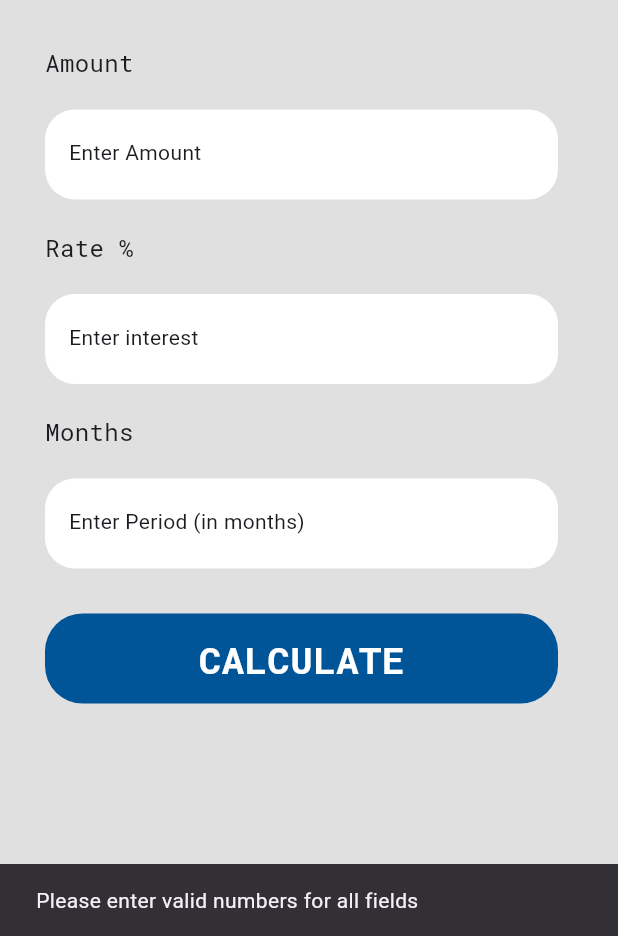
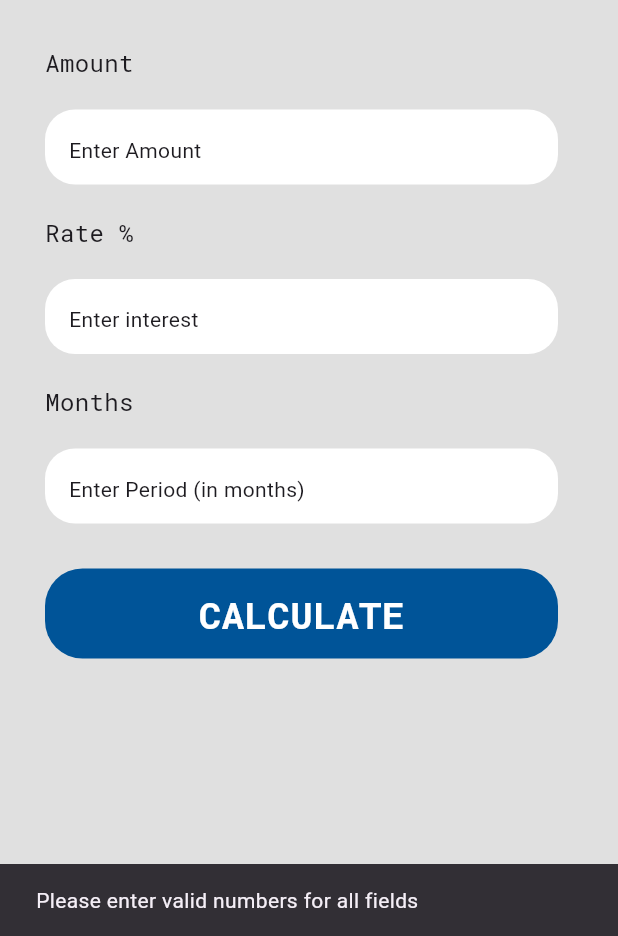
Before and after one commit to danielopara/flutter-projects, a Flutter app: the screen it shows after launch, after a tap on "CALCULATE", on a phone screen of 412 x 824 dp, the part 300-1236 px from its top. Run offline on Flutter 3.47's test engine with Material 3 defaults, Android fonts, the phone set to English and light mode, and no system bars; our stand-ins replace barcode_widget, csv, google_fonts, share_plus, sqflite; missing offline and left inert: mobile_scanner, pattern_formatter; accounts and stored records are empty.

Commit message:
fine tuning

```diff
--- a/fd_calculator/lib/main.dart
+++ b/fd_calculator/lib/main.dart
@@ -1,5 +1,8 @@
 import 'package:flutter/material.dart';
+import 'package:flutter/services.dart';
 import 'package:google_fonts/google_fonts.dart';
+import 'package:intl/intl.dart';
+import 'package:pattern_formatter/pattern_formatter.dart';
 
 void main() {
   runApp(MaterialApp(home: HomePage()));
@@ -16,6 +19,7 @@ class _HomePageState extends State<HomePage> {
   final TextEditingController _amount = TextEditingController();
   final TextEditingController _interestRate = TextEditingController();
   final TextEditingController _months = TextEditingController();
+  final _money = NumberFormat('#,##0.00');
   double? interest;
   double? total;
 
@@ -28,7 +32,7 @@ class _HomePageState extends State<HomePage> {
   }
 
   void calculate() {
-    final amount = double.tryParse(_amount.text);
+    final amount = double.tryParse(_amount.text.replaceAll(',', ''));
     final interestRate = double.tryParse(_interestRate.text);
     final period = int.tryParse(_months.text);
 
@@ -70,8 +74,6 @@ class _HomePageState extends State<HomePage> {
 
   Widget body() {
     return SingleChildScrollView(
-      child: Container(
-        color: Colors.grey[300],
       child: Column(
         children: [
           Container(
@@ -119,6 +121,7 @@ class _HomePageState extends State<HomePage> {
                 input(
                   title: 'Amount',
                   controller: _amount,
+                  formatters: [ThousandsFormatter(allowFraction: true)],
                   hint: 'Enter Amount',
                 ),
                 input(
@@ -162,11 +165,11 @@ class _HomePageState extends State<HomePage> {
                         crossAxisAlignment: CrossAxisAlignment.start,
                         children: [
                           Text(
-                              "Interest: NGN ${interest!.toStringAsFixed(2)}",
+                            "Interest: NGN ${_money.format(interest!)}",
                             style: GoogleFonts.robotoMono(fontSize: 20),
                           ),
                           Text(
-                              "Total: NGN ${total!.toStringAsFixed(2)}",
+                            "Total: NGN ${_money.format(total!)}",
                             style: GoogleFonts.robotoMono(fontSize: 20),
                           ),
                         ],
@@ -176,7 +179,6 @@ class _HomePageState extends State<HomePage> {
           ),
         ],
       ),
-      ),
     );
   }
 
@@ -184,6 +186,7 @@ class _HomePageState extends State<HomePage> {
     required String title,
     required TextEditingController controller,
     required String hint,
+    List<TextInputFormatter>? formatters,
   }) {
     return Column(
       crossAxisAlignment: CrossAxisAlignment.start,
@@ -191,14 +194,23 @@ class _HomePageState extends State<HomePage> {
         Text(title, style: GoogleFonts.robotoMono(fontSize: 16)),
         SizedBox(height: 20),
         Container(
-          height: 60,
+          height: 50,
           decoration: BoxDecoration(
             color: Colors.white,
             borderRadius: BorderRadius.circular(20),
           ),
           child: TextField(
             controller: controller,
+            inputFormatters: formatters,
+            keyboardType: TextInputType.numberWithOptions(decimal: true),
             decoration: InputDecoration(
+              focusedBorder: OutlineInputBorder(
+                borderRadius: BorderRadius.circular(20),
+                borderSide: BorderSide(
+                  color: Color.fromARGB(255, 0, 84, 152),
+                  width: 2.5,
+                ),
+              ),
               border: OutlineInputBorder(borderSide: BorderSide.none),
               hint: Text(hint),
             ),
--- a/fd_calculator/pubspec.yaml
+++ b/fd_calculator/pubspec.yaml
@@ -35,6 +35,8 @@ dependencies:
   # Use with the CupertinoIcons class for iOS style icons.
   cupertino_icons: ^1.0.8
   google_fonts: ^8.2.1
+  intl: ^0.20.3
+  pattern_formatter: ^4.0.1
 
 dev_dependencies:
   flutter_test:
```
Also changed, not shown: fd_calculator/pubspec.lock. Lines whose indentation alone changed are shown as unchanged.
